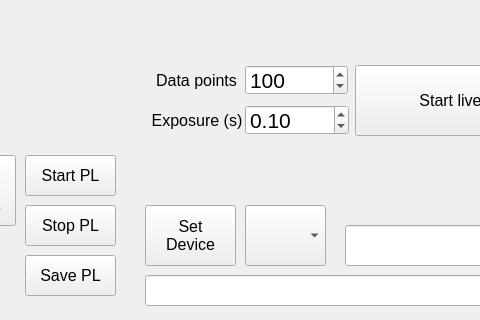
Qt form src/Confocal_GUI/gui/PL.ui (QuantumshWu/Confocal-GUI) before a commit; both pictures show x 505 to 985 and y 445 to 765 of the 1281 by 864 pixel window.
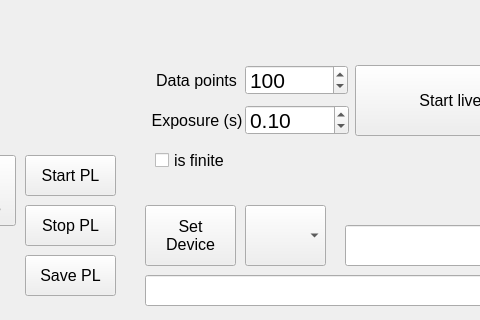
The same form after that commit.

```diff
--- a/src/Confocal_GUI/gui/PL.ui
+++ b/src/Confocal_GUI/gui/PL.ui
@@ -1205,6 +1205,25 @@
      </font>
     </property>
    </widget>
+   <widget class="QCheckBox" name="checkBox_is_finite">
+    <property name="geometry">
+     <rect>
+      <x>660</x>
+      <y>590</y>
+      <width>171</width>
+      <height>31</height>
+     </rect>
+    </property>
+    <property name="font">
+     <font>
+      <family>Arial</family>
+      <pointsize>12</pointsize>
+     </font>
+    </property>
+    <property name="text">
+     <string>is finite</string>
+    </property>
+   </widget>
   </widget>
   <widget class="QMenuBar" name="menubar">
    <property name="geometry">
```
